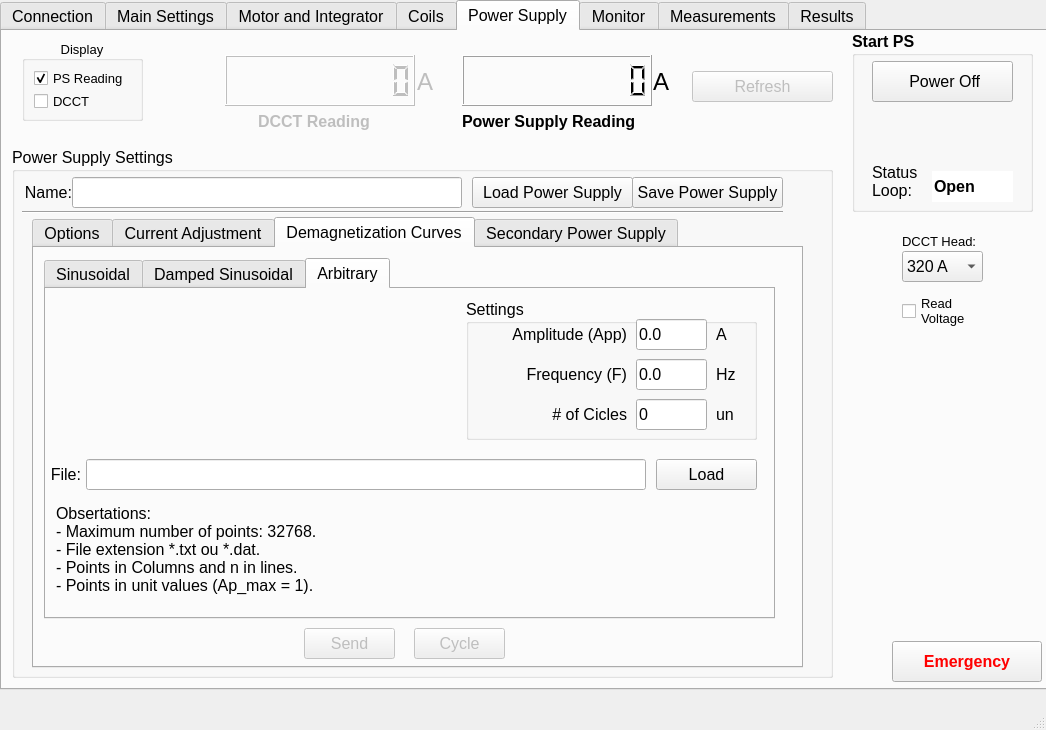
First picture: the form in Rotating Coil v3/Rotating_Coil_Interface_v3.ui, repository lnls-ima/rotating-coil-software, before the edit.
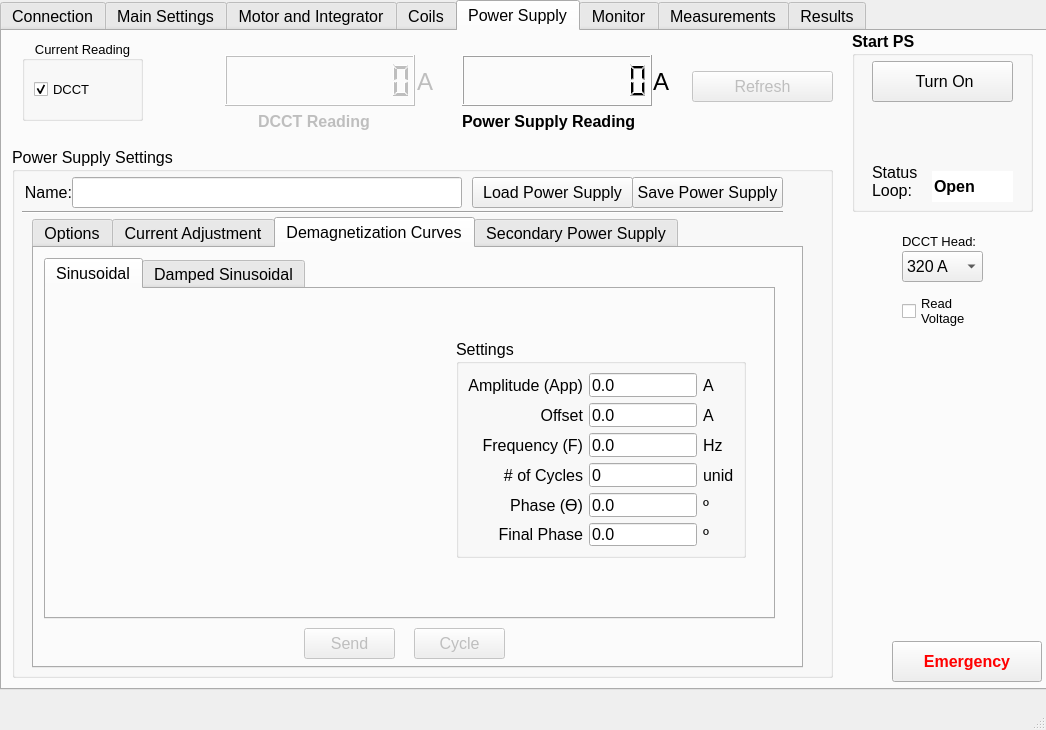
Second picture: the form after the edit. The open tabs and pages were chosen to show the change. Icons and pictures are not drawn. Custom widgets are drawn as their Qt base class.

The edit to the form file:
```diff
--- a/Rotating Coil v3/Rotating_Coil_Interface_v3.ui
+++ b/Rotating Coil v3/Rotating_Coil_Interface_v3.ui
@@ -4546,249 +4546,6 @@
            </property>
           </widget>
          </widget>
-         <widget class="QWidget" name="tab_18">
-          <attribute name="title">
-           <string>Arbitrary</string>
-          </attribute>
-          <widget class="QLineEdit" name="le_arbitrary_file">
-           <property name="geometry">
-            <rect>
-             <x>40</x>
-             <y>170</y>
-             <width>560</width>
-             <height>31</height>
-            </rect>
-           </property>
-           <property name="text">
-            <string/>
-           </property>
-          </widget>
-          <widget class="QLabel" name="label_108">
-           <property name="geometry">
-            <rect>
-             <x>5</x>
-             <y>170</y>
-             <width>30</width>
-             <height>31</height>
-            </rect>
-           </property>
-           <property name="text">
-            <string>File:</string>
-           </property>
-           <property name="alignment">
-            <set>Qt::AlignRight|Qt::AlignTrailing|Qt::AlignVCenter</set>
-           </property>
-          </widget>
-          <widget class="QPushButton" name="Procurar_Arquivo_Curva_Arbitraria">
-           <property name="geometry">
-            <rect>
-             <x>610</x>
-             <y>170</y>
-             <width>101</width>
-             <height>31</height>
-            </rect>
-           </property>
-           <property name="text">
-            <string>Load</string>
-           </property>
-           <property name="icon">
-            <iconset>
-             <normaloff>../../../../Users/james.citadini/.designer/backup/imagens/find.png</normaloff>../../../../Users/james.citadini/.designer/backup/imagens/find.png</iconset>
-           </property>
-           <property name="iconSize">
-            <size>
-             <width>20</width>
-             <height>20</height>
-            </size>
-           </property>
-          </widget>
-          <widget class="QLabel" name="label_72">
-           <property name="geometry">
-            <rect>
-             <x>10</x>
-             <y>210</y>
-             <width>351</width>
-             <height>101</height>
-            </rect>
-           </property>
-           <property name="font">
-            <font>
-             <italic>false</italic>
-             <strikeout>false</strikeout>
-            </font>
-           </property>
-           <property name="layoutDirection">
-            <enum>Qt::LeftToRight</enum>
-           </property>
-           <property name="text">
-            <string>Obsertations:
-- Maximum number of points: 32768.
-- File extension *.txt ou *.dat.
-- Points in Columns and n in lines.
-- Points in unit values (Ap_max = 1).</string>
-           </property>
-          </widget>
-          <widget class="QGroupBox" name="groupBox_31">
-           <property name="geometry">
-            <rect>
-             <x>420</x>
-             <y>10</y>
-             <width>291</width>
-             <height>141</height>
-            </rect>
-           </property>
-           <property name="title">
-            <string>Settings</string>
-           </property>
-           <widget class="QLineEdit" name="le_arbitrary_amplitude">
-            <property name="geometry">
-             <rect>
-              <x>170</x>
-              <y>20</y>
-              <width>71</width>
-              <height>31</height>
-             </rect>
-            </property>
-            <property name="text">
-             <string>0.0</string>
-            </property>
-           </widget>
-           <widget class="QLineEdit" name="le_arbitrary_nCycles">
-            <property name="geometry">
-             <rect>
-              <x>170</x>
-              <y>100</y>
-              <width>71</width>
-              <height>31</height>
-             </rect>
-            </property>
-            <property name="text">
-             <string>0</string>
-            </property>
-           </widget>
-           <widget class="QLabel" name="label_109">
-            <property name="geometry">
-             <rect>
-              <x>0</x>
-              <y>20</y>
-              <width>161</width>
-              <height>31</height>
-             </rect>
-            </property>
-            <property name="text">
-             <string>Amplitude (App)</string>
-            </property>
-            <property name="alignment">
-             <set>Qt::AlignRight|Qt::AlignTrailing|Qt::AlignVCenter</set>
-            </property>
-           </widget>
-           <widget class="QLabel" name="label_111">
-            <property name="geometry">
-             <rect>
-              <x>250</x>
-              <y>20</y>
-              <width>41</width>
-              <height>31</height>
-             </rect>
-            </property>
-            <property name="text">
-             <string>A </string>
-            </property>
-           </widget>
-           <widget class="QLabel" name="label_152">
-            <property name="geometry">
-             <rect>
-              <x>0</x>
-              <y>100</y>
-              <width>161</width>
-              <height>31</height>
-             </rect>
-            </property>
-            <property name="text">
-             <string># of Cicles</string>
-            </property>
-            <property name="alignment">
-             <set>Qt::AlignRight|Qt::AlignTrailing|Qt::AlignVCenter</set>
-            </property>
-           </widget>
-           <widget class="QLabel" name="label_154">
-            <property name="geometry">
-             <rect>
-              <x>250</x>
-              <y>60</y>
-              <width>31</width>
-              <height>31</height>
-             </rect>
-            </property>
-            <property name="text">
-             <string>Hz</string>
-            </property>
-           </widget>
-           <widget class="QLineEdit" name="le_arbitrary_frequency">
-            <property name="geometry">
-             <rect>
-              <x>170</x>
-              <y>60</y>
-              <width>71</width>
-              <height>31</height>
-             </rect>
-            </property>
-            <property name="text">
-             <string>0.0</string>
-            </property>
-           </widget>
-           <widget class="QLabel" name="label_156">
-            <property name="geometry">
-             <rect>
-              <x>0</x>
-              <y>60</y>
-              <width>161</width>
-              <height>31</height>
-             </rect>
-            </property>
-            <property name="text">
-             <string>Frequency (F)</string>
-            </property>
-            <property name="alignment">
-             <set>Qt::AlignRight|Qt::AlignTrailing|Qt::AlignVCenter</set>
-            </property>
-           </widget>
-           <widget class="QLabel" name="label_158">
-            <property name="geometry">
-             <rect>
-              <x>250</x>
-              <y>100</y>
-              <width>41</width>
-              <height>31</height>
-             </rect>
-            </property>
-            <property name="text">
-             <string>un</string>
-            </property>
-           </widget>
-           <widget class="QLabel" name="label_162">
-            <property name="geometry">
-             <rect>
-              <x>140</x>
-              <y>260</y>
-              <width>21</width>
-              <height>31</height>
-             </rect>
-            </property>
-            <property name="font">
-             <font>
-              <family>Symbol</family>
-             </font>
-            </property>
-            <property name="text">
-             <string>(t)</string>
-            </property>
-            <property name="alignment">
-             <set>Qt::AlignRight|Qt::AlignTrailing|Qt::AlignVCenter</set>
-            </property>
-           </widget>
-          </widget>
-         </widget>
         </widget>
        </widget>
        <widget class="QWidget" name="tab_10">
@@ -6036,31 +5793,13 @@
        </font>
       </property>
       <property name="title">
-       <string>Display</string>
+       <string>Current Reading</string>
       </property>
       <property name="alignment">
        <set>Qt::AlignCenter</set>
       </property>
       <layout class="QGridLayout" name="gridLayout_8">
        <item row="0" column="0">
-        <widget class="QCheckBox" name="chb_PS_reading">
-         <property name="font">
-          <font>
-           <pointsize>10</pointsize>
-          </font>
-         </property>
-         <property name="text">
-          <string>PS Reading</string>
-         </property>
-         <property name="checkable">
-          <bool>true</bool>
-         </property>
-         <property name="checked">
-          <bool>true</bool>
-         </property>
-        </widget>
-       </item>
-       <item row="1" column="0">
         <widget class="QCheckBox" name="chb_dcct">
          <property name="font">
           <font>
@@ -6074,7 +5813,7 @@
           <string>DCCT</string>
          </property>
          <property name="checked">
-          <bool>false</bool>
+          <bool>true</bool>
          </property>
         </widget>
        </item>
@@ -6267,7 +6006,7 @@
         </font>
        </property>
        <property name="text">
-        <string> Power Off</string>
+        <string> Turn On</string>
        </property>
        <property name="icon">
         <iconset resource="resource_file.qrc">
```
Left out of the diff: 499 changed lines with no effect on the pictures.
